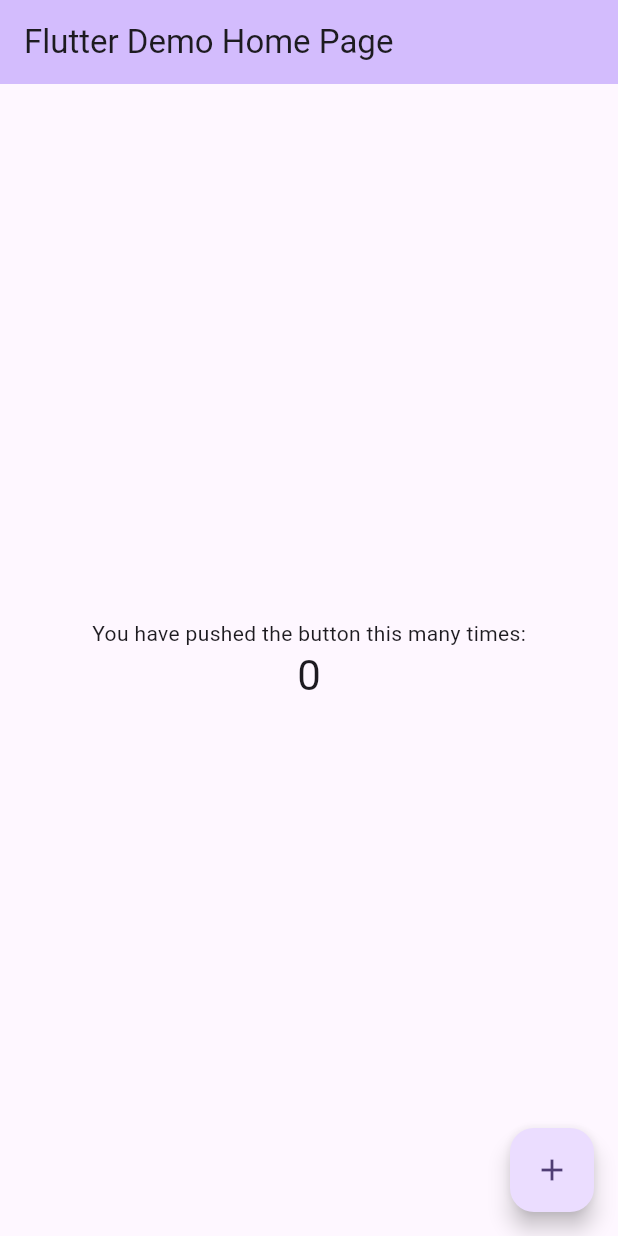
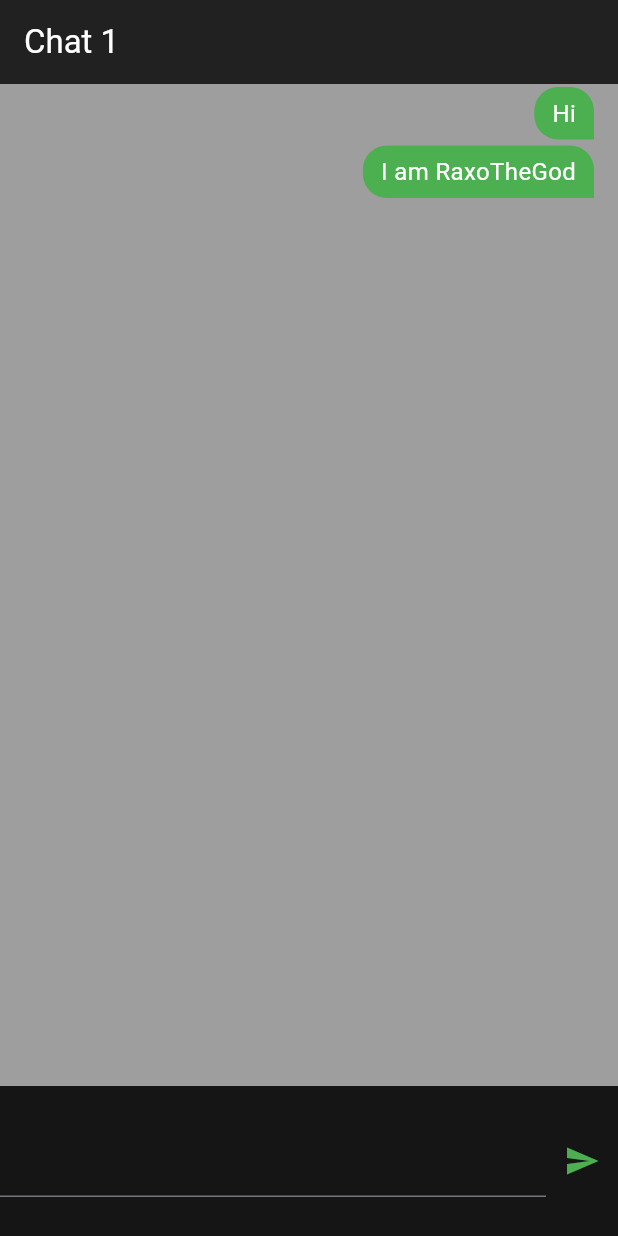
Before and after one commit to RaxoTheOne/chat_app, a Flutter app: the screen it shows after launch, on a phone screen of 412 x 824 dp. Run offline on Flutter 3.47's test engine with Material 3 defaults, Android fonts, the phone set to English and light mode, and no system bars; our stand-ins replace chat_bubbles.

Commit message:
chat_bubbles added and some widgets for chat created

```diff
--- /dev/null
+++ b/lib/chat1.dart
@@ -0,0 +1,68 @@
+// ignore_for_file: camel_case_types
+
+import 'package:chat_app/const.dart';
+import 'package:chat_bubbles/bubbles/bubble_special_three.dart';
+import 'package:flutter/material.dart';
+
+class Chat_1 extends StatefulWidget {
+  const Chat_1({super.key});
+
+  @override
+  State<Chat_1> createState() => _Chat_1State();
+}
+
+class _Chat_1State extends State<Chat_1> {
+  @override
+  Widget build(BuildContext context) {
+    return Scaffold(
+      appBar: AppBar(
+        backgroundColor: Colors.black87,
+        foregroundColor: Colors.white,
+        elevation: 0,
+        title: const Text('Chat 1'),
+      ),
+      body: Container(
+        color: Colors.grey,
+        child: Column(
+          children: [
+            Expanded(
+              child: ListView.builder(
+                itemCount: chat.length,
+                itemBuilder: (_, index) => BubbleSpecialThree(
+                  text: chat[index].toString(),
+                  color: Colors.green,
+                  tail: true,
+                  textStyle: const TextStyle(
+                    color: Colors.white,
+                    fontSize: 16,
+                  ),
+                ),
+              ),
+            ),
+            Container(
+              color: Colors.black87,
+              height: 100,
+              child: Row(
+                children: [
+                  Expanded(
+                    child: TextField(
+                      style: TextStyle(
+                        color: Colors.white,
+                        ),
+                    ),
+                  ),
+                  IconButton(
+                    onPressed: (){},
+                    icon: Icon(Icons.send,
+                    color: Colors.green,
+                    ),
+                    ),
+                ],
+              ),
+            ),
+          ],
+        ),
+      ),
+    );
+  }
+}
--- /dev/null
+++ b/lib/const.dart
@@ -0,0 +1 @@
+List chat = ['Hi' , 'I am RaxoTheGod'];
--- a/lib/main.dart
+++ b/lib/main.dart
@@ -1,3 +1,4 @@
+import 'package:chat_app/chat1.dart';
 import 'package:flutter/material.dart';
 
 void main() {
@@ -9,61 +10,10 @@ class MyApp extends StatelessWidget {
 
   @override
   Widget build(BuildContext context) {
-    return MaterialApp(
-      title: 'Flutter Demo',
-      theme: ThemeData(
-        colorScheme: ColorScheme.fromSeed(seedColor: Colors.deepPurple),
-        useMaterial3: true,
-      ),
-      home: const MyHomePage(title: 'Flutter Demo Home Page'),
+    return const MaterialApp(
+
+
+      home: Chat_1(),
     );
   }
 }
-
-class MyHomePage extends StatefulWidget {
-  const MyHomePage({super.key, required this.title});
-
-  final String title;
-
-  @override
-  State<MyHomePage> createState() => _MyHomePageState();
-}
-
-class _MyHomePageState extends State<MyHomePage> {
-  int _counter = 0;
-
-  void _incrementCounter() {
-    setState(() {
-      _counter++;
-    });
-  }
-
-  @override
-  Widget build(BuildContext context) {
-    return Scaffold(
-      appBar: AppBar(
-        backgroundColor: Theme.of(context).colorScheme.inversePrimary,
-        title: Text(widget.title),
-      ),
-      body: Center(
-        child: Column(
-          mainAxisAlignment: MainAxisAlignment.center,
-          children: <Widget>[
-            const Text(
-              'You have pushed the button this many times:',
-            ),
-            Text(
-              '$_counter',
-              style: Theme.of(context).textTheme.headlineMedium,
-            ),
-          ],
-        ),
-      ),
-      floatingActionButton: FloatingActionButton(
-        onPressed: _incrementCounter,
-        tooltip: 'Increment',
-        child: const Icon(Icons.add),
-      ),
-    );
-  }
-}
```
Also changed, not shown: analysis_options.yaml (+0 -24 lines), pubspec.yaml (+4 -12 lines), pubspec.lock.
